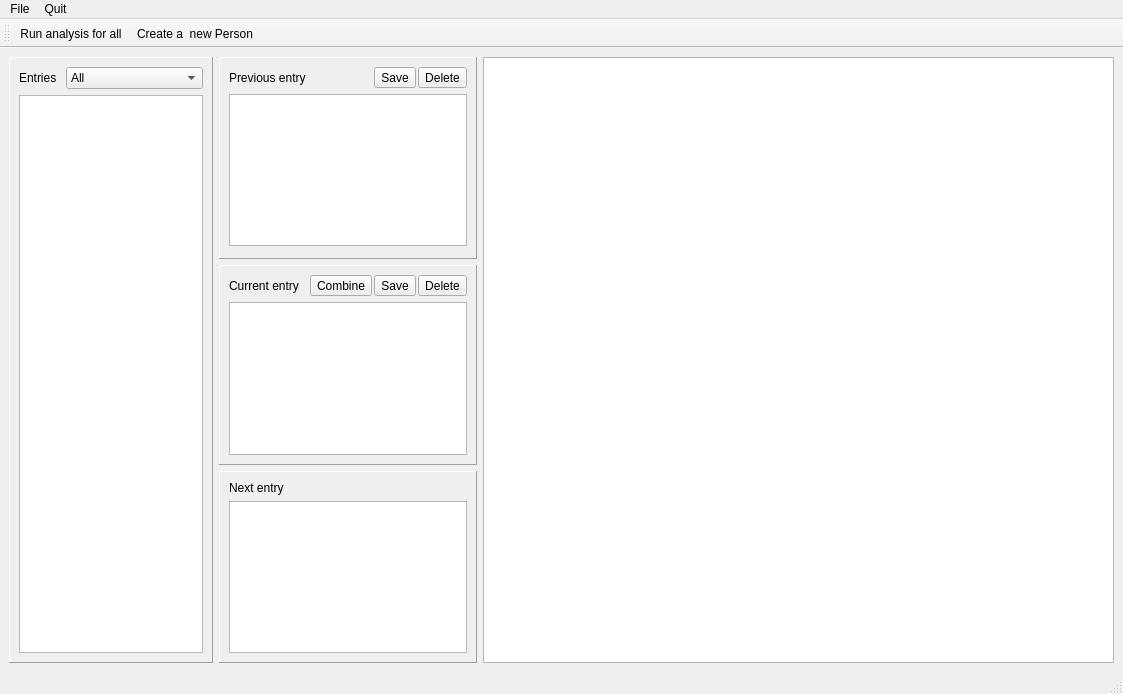
Qt form dataprocessing/qtgui/layouts/mainwindow.ui (Learning-from-our-past/kaira-core) before a commit.
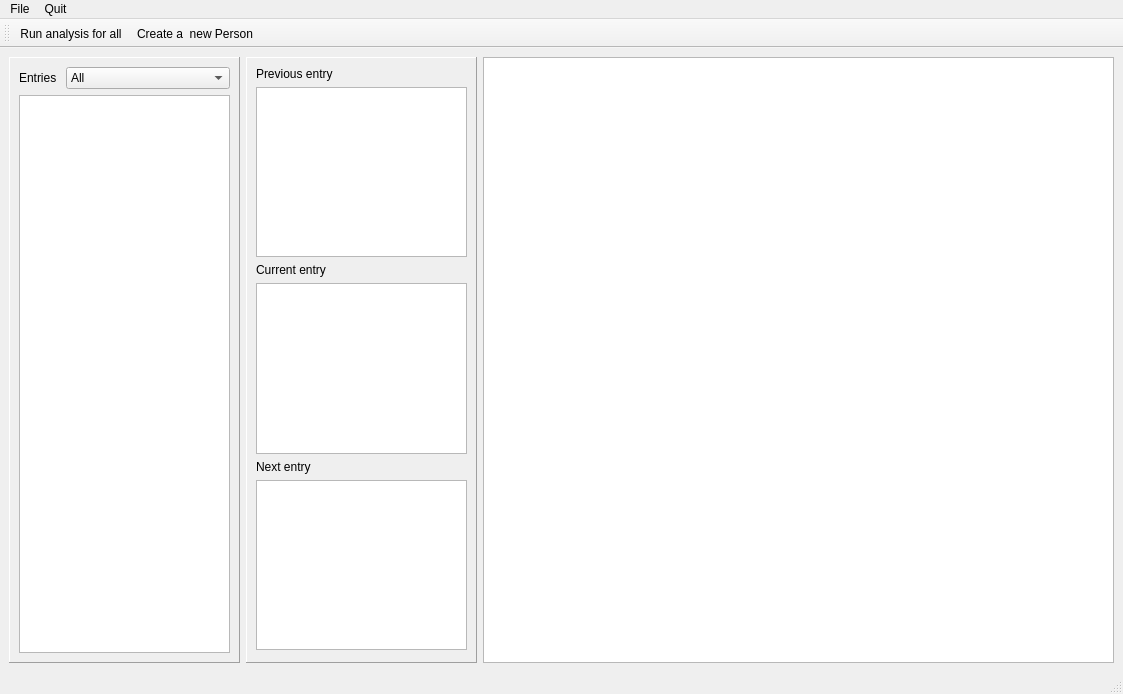
The same form after that commit. Custom widgets are drawn as their Qt base class.

Commit message: - Bug fixes in editor - Ui changes - Rows of the entry which have been edited manually are now colored green

What changed in the file:
```diff
--- a/dataprocessing/qtgui/layouts/mainwindow.ui
+++ b/dataprocessing/qtgui/layouts/mainwindow.ui
@@ -73,94 +73,6 @@
       </item>
       <item>
        <layout class="QGridLayout" name="gridLayout">
-        <item row="1" column="1">
-         <widget class="QFrame" name="currentFrame">
-          <property name="frameShape">
-           <enum>QFrame::Panel</enum>
-          </property>
-          <property name="frameShadow">
-           <enum>QFrame::Raised</enum>
-          </property>
-          <layout class="QVBoxLayout" name="verticalLayout_2">
-           <item>
-            <layout class="QHBoxLayout" name="horizontalLayout">
-             <property name="spacing">
-              <number>2</number>
-             </property>
-             <item>
-              <widget class="QLabel" name="rawTextLabel">
-               <property name="text">
-                <string>Current entry</string>
-               </property>
-              </widget>
-             </item>
-             <item>
-              <widget class="QLabel" name="rawTextCurrentLabel">
-               <property name="text">
-                <string/>
-               </property>
-              </widget>
-             </item>
-             <item>
-              <spacer name="rawTexthorizontalSpacer">
-               <property name="orientation">
-                <enum>Qt::Horizontal</enum>
-               </property>
-               <property name="sizeHint" stdset="0">
-                <size>
-                 <width>40</width>
-                 <height>20</height>
-                </size>
-               </property>
-              </spacer>
-             </item>
-             <item>
-              <widget class="QToolButton" name="combineButton">
-               <property name="sizePolicy">
-                <sizepolicy hsizetype="Minimum" vsizetype="Fixed">
-                 <horstretch>0</horstretch>
-                 <verstretch>0</verstretch>
-                </sizepolicy>
-               </property>
-               <property name="autoFillBackground">
-                <bool>false</bool>
-               </property>
-               <property name="styleSheet">
-                <string notr="true"/>
-               </property>
-               <property name="text">
-                <string>Combine</string>
-               </property>
-              </widget>
-             </item>
-             <item>
-              <widget class="QToolButton" name="rawTextSaveButton">
-               <property name="styleSheet">
-                <string notr="true"/>
-               </property>
-               <property name="text">
-                <string>Save</string>
-               </property>
-              </widget>
-             </item>
-             <item>
-              <widget class="QToolButton" name="rawTextDeleteButton">
-               <property name="styleSheet">
-                <string notr="true"/>
-               </property>
-               <property name="text">
-                <string>Delete</string>
-               </property>
-              </widget>
-             </item>
-            </layout>
-           </item>
-           <item>
-            <widget class="QPlainTextEdit" name="rawTextTextEdit"/>
-           </item>
-          </layout>
-         </widget>
-        </item>
         <item row="0" column="1">
          <widget class="QFrame" name="previousFrame">
           <property name="frameShape">
@@ -191,66 +103,27 @@
                </property>
               </widget>
              </item>
-             <item>
-              <spacer name="previousHorizontalSpacer">
-               <property name="orientation">
-                <enum>Qt::Horizontal</enum>
-               </property>
-               <property name="sizeHint" stdset="0">
-                <size>
-                 <width>40</width>
-                 <height>20</height>
-                </size>
-               </property>
-              </spacer>
-             </item>
-             <item>
-              <widget class="QToolButton" name="previousENtrySaveButton">
-               <property name="styleSheet">
-                <string notr="true"/>
-               </property>
-               <property name="text">
-                <string>Save</string>
-               </property>
-              </widget>
-             </item>
-             <item>
-              <widget class="QToolButton" name="previousEntryDeleteButton">
-               <property name="styleSheet">
-                <string notr="true"/>
-               </property>
-               <property name="text">
-                <string>Delete</string>
-               </property>
-              </widget>
-             </item>
             </layout>
            </item>
            <item>
             <widget class="QPlainTextEdit" name="previousEntryTextEdit"/>
            </item>
-          </layout>
-         </widget>
-        </item>
-        <item row="2" column="1">
-         <widget class="QFrame" name="verticalFrame">
-          <property name="frameShape">
-           <enum>QFrame::Panel</enum>
-          </property>
-          <property name="frameShadow">
-           <enum>QFrame::Raised</enum>
-          </property>
-          <layout class="QVBoxLayout" name="nextFrame">
            <item>
-            <layout class="QHBoxLayout" name="horizontalLayout_3">
-             <item>
-              <widget class="QLabel" name="label">
-               <property name="text">
-                <string>Next entry</string>
-               </property>
-              </widget>
-             </item>
-            </layout>
+            <widget class="QLabel" name="rawTextLabel">
+             <property name="text">
+              <string>Current entry</string>
+             </property>
+            </widget>
+           </item>
+           <item>
+            <widget class="QPlainTextEdit" name="rawTextTextEdit"/>
+           </item>
+           <item>
+            <widget class="QLabel" name="label">
+             <property name="text">
+              <string>Next entry</string>
+             </property>
+            </widget>
            </item>
            <item>
             <widget class="QPlainTextEdit" name="nextEntryTextEdit"/>
```
The commit also changes 4 other files.
